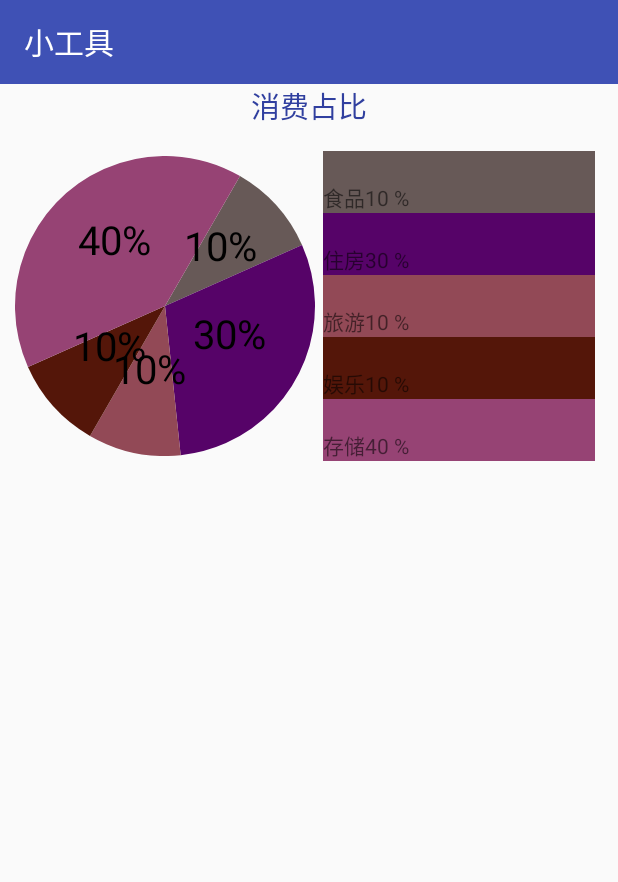
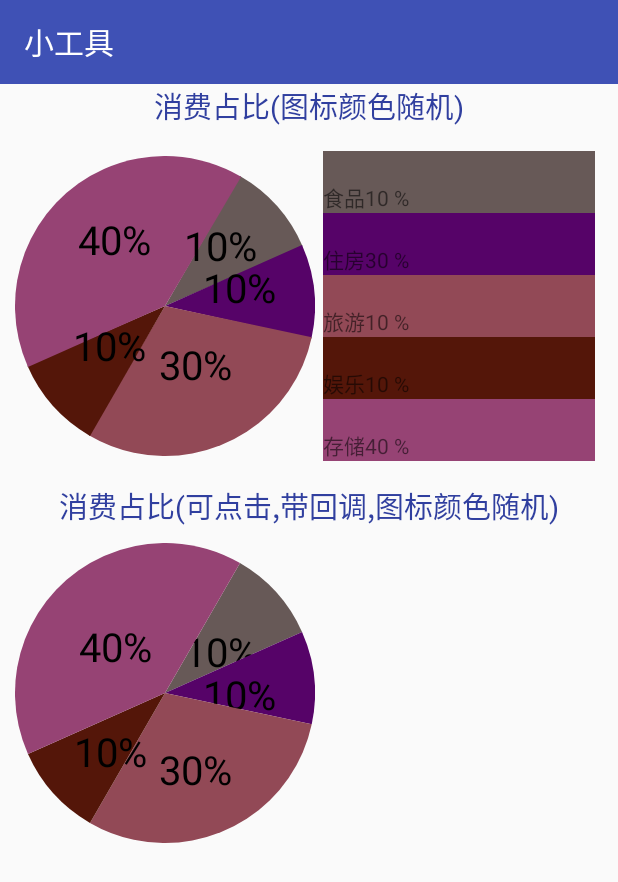
Before and after one commit to bujiee/ZhaoYun, an Android app: the ChartActivity screen opened directly, with no data from a screen before it, on a phone screen of 412 x 824 dp. Shown: the top 882 px of the screen. Run offline under Robolectric (Android 15) with nearby library versions, the phone set to English and light mode, and no system bars; our stand-ins replace ButterKnife.

Commit message:
添加饼状图带回调

```diff
--- a/app/src/main/java/com/bj/zhaoyun/ui/ChartActivity.java
+++ b/app/src/main/java/com/bj/zhaoyun/ui/ChartActivity.java
@@ -4,19 +4,27 @@ package com.bj.zhaoyun.ui;
 import android.graphics.Color;
 import android.widget.LinearLayout;
 import android.widget.TextView;
+import android.widget.Toast;
 
 import com.bj.zhaoyun.BaseActivity;
 import com.bj.zhaoyun.R;
 import com.bj.zhaoyun.util.MathUtil;
+import com.bj.zhaoyun.util.ToastUtil;
 import com.bj.zhaoyun.view.chart.PieChart;
+import com.bj.zhaoyun.view.chart.PieChartTouchView;
 
 import butterknife.BindView;
 
+/**
+ * 展示图标界面
+ */
 public class ChartActivity extends BaseActivity {
     @BindView(R.id.pc_pie_chat)
     PieChart pc_pie_chat;
     @BindView(R.id.ll_container)
     LinearLayout ll_container;
+    @BindView(R.id.pct_chart)
+    PieChartTouchView pct_chart;
     int maxLength = 5;
     double num[] = new double[maxLength];
     int color[] = new int[maxLength];
@@ -46,11 +54,19 @@ public class ChartActivity extends BaseActivity {
         TextView tv5 = setTextView(4, "存储40 %");
         ll_container.addView(tv5);
         num[0] = 0.1;
-        num[1] = 0.3;
-        num[2] = 0.1;
+        num[1] = 0.1;
+        num[2] = 0.3;
         num[3] = 0.1;
         num[4] = 0.4;
         pc_pie_chat.addData(num, color, -60f);
+        pct_chart.setData(num, color, -60);
+
+        pct_chart.setOnPieChartChildClickListener(new PieChartTouchView.OnPieChartChildClickListener() {
+            @Override
+            public void onClick(final int position) {
+                ToastUtil.showToastShort(mContext, "选中了-->" + position, Toast.LENGTH_SHORT);
+            }
+        });
     }
 
     private TextView setTextView(int x, String text) {
--- /dev/null
+++ b/app/src/main/java/com/bj/zhaoyun/util/ToastUtil.java
@@ -0,0 +1,28 @@
+package com.bj.zhaoyun.util;
+
+import android.annotation.SuppressLint;
+import android.content.Context;
+import android.widget.Toast;
+
+/**
+ * Description：Toast 工具类
+ * Created by Buuu on 2017/11/23.
+ */
+
+public class ToastUtil {
+    private static Toast mToast;
+
+    /**
+     * @param mContext     context
+     * @param charSequence charSequence
+     */
+    @SuppressLint("ShowToast")
+    public static void showToastShort(Context mContext, CharSequence charSequence,int timeType) {
+        if (mToast != null) {
+            mToast.setText(charSequence);
+        } else {
+            mToast = Toast.makeText(mContext, charSequence, Toast.LENGTH_SHORT);
+        }
+        mToast.show();
+    }
+}
--- a/app/src/main/java/com/bj/zhaoyun/view/chart/PieChart.java
+++ b/app/src/main/java/com/bj/zhaoyun/view/chart/PieChart.java
@@ -57,7 +57,7 @@ public class PieChart extends View {
             mPaint.setColor(mColor[x]);
             canvas.save();
             canvas.rotate(startAngle, mRectF.centerX(), mRectF.centerY());
-            canvas.drawArc(mRectF, 0, (float) (360 * mNum[x]), true, mPaint);
+            canvas.drawArc(mRectF, 0, (float) ((float) (360 * mNum[x])+0.5), true, mPaint);
             mPaint.setTextAlign(Paint.Align.CENTER);
             mPaint.setColor(Color.BLACK);
             mPaint.setTextSize(80);
--- /dev/null
+++ b/app/src/main/java/com/bj/zhaoyun/view/chart/PieChartTouchView.java
@@ -0,0 +1,171 @@
+package com.bj.zhaoyun.view.chart;
+
+import android.annotation.SuppressLint;
+import android.content.Context;
+import android.graphics.Canvas;
+import android.graphics.Color;
+import android.graphics.Matrix;
+import android.graphics.Paint;
+import android.graphics.Path;
+import android.graphics.Point;
+import android.graphics.Rect;
+import android.graphics.RectF;
+import android.graphics.Region;
+import android.support.annotation.Nullable;
+import android.util.AttributeSet;
+import android.view.MotionEvent;
+import android.view.View;
+
+import java.util.ArrayList;
+import java.util.List;
+
+/**
+ * Description：饼状图展示,有接口回调
+ * Created by Buuu on 2017/11/23.
+ */
+
+public class PieChartTouchView extends View {
+    private double[] mDescription;
+    private int[] mColor;
+    private List<Region> mRegionList = new ArrayList<>();
+    private List<Path> mPathList = new ArrayList<>();
+    private Paint mPaint;
+    private Matrix mMatrix;
+    private List<Point> mPoints = new ArrayList<>();
+
+    public PieChartTouchView(Context context) {
+        this(context, null);
+    }
+
+    public PieChartTouchView(Context context, @Nullable AttributeSet attrs) {
+        this(context, attrs, 0);
+    }
+
+    public PieChartTouchView(Context context, @Nullable AttributeSet attrs, int defStyleAttr) {
+        super(context, attrs, defStyleAttr);
+        initData();
+    }
+
+    private void initData() {
+        mPaint = new Paint();
+        mPaint.setAntiAlias(true);
+        mPaint.setTextAlign(Paint.Align.CENTER);
+        mPaint.setTextSize(40);
+        mMatrix = new Matrix();
+    }
+
+    private int flagIndex = -1;
+
+    @SuppressLint("ClickableViewAccessibility")
+    @Override
+    public boolean onTouchEvent(MotionEvent event) {
+        float[] point = new float[2];
+        point[0] = event.getRawX();
+        point[1] = event.getRawY();
+        mMatrix.mapPoints(point);
+
+        switch (event.getAction()) {
+            case MotionEvent.ACTION_DOWN:
+                for (int x = 0; x < mRegionList.size(); x++) {
+                    if (mRegionList.get(x).contains((int) point[0], (int) point[1])) {
+                        flagIndex = x;
+                    }
+                }
+                if (mOnPieChartChildClickListener != null) {
+                    mOnPieChartChildClickListener.onClick(flagIndex);
+                }
+                invalidate();
+                break;
+            case MotionEvent.ACTION_MOVE:
+                break;
+            case MotionEvent.ACTION_UP:
+                flagIndex = -1;
+                invalidate();
+                break;
+            default:
+                flagIndex = -1;
+                invalidate();
+                break;
+
+        }
+
+        return true;
+    }
+
+    private float startAngle = 0f;
+    private int mWh;
+    private Rect mTmpRect = new Rect();
+
+    //初始化时会被调用一次  onMeasure -> onSizeChanged -> onDraw
+    @Override
+    protected void onSizeChanged(int w, int h, int oldw, int oldh) {
+        super.onSizeChanged(w, h, oldw, oldh);
+        float startAngleChild = startAngle;
+        mMatrix.reset();
+        Region unitRegion = new Region(-w, -h, w, h);
+        mWh = Math.min(w, h);
+        RectF mRectFMax = new RectF(-mWh / 2, -mWh / 2, mWh / 2, mWh / 2);
+        if (mDescription != null) {
+            for (double aMDescription : mDescription) {
+                Region region = new Region();
+                Path path = new Path();
+                path.addArc(mRectFMax, startAngleChild, (float) (360 * aMDescription));
+                path.arcTo(-0, -0, 0, 0, startAngleChild + (float) (360 * aMDescription), -(float) (360 * aMDescription), false);
+                path.close();
+                region.setPath(path, unitRegion);
+                mPathList.add(path);
+                mRegionList.add(region);
+                String tmpString = ((int) ((aMDescription * 100))) / 100 + "%";
+                mPaint.getTextBounds(tmpString, 0, tmpString.length(), mTmpRect);
+                Point point = new Point((int) (mWh / 2 * Math.cos(Math.toRadians(startAngleChild + (float) (360 * aMDescription) / 2))) / 2,
+                        (int) (mWh / 2 * Math.sin(Math.toRadians(startAngleChild + (float) (360 * aMDescription) / 2))) / 2 + mTmpRect.width() / 2);
+
+                mPoints.add(point);
+                startAngleChild += 360 * aMDescription;
+            }
+        }
+    }
+
+    @Override
+    protected void onDraw(Canvas canvas) {
+        super.onDraw(canvas);
+        canvas.translate(mWh / 2, mWh / 2);
+        if (mMatrix.isIdentity()) {
+            canvas.getMatrix().invert(mMatrix);
+        }
+        for (int i = 0; i < mColor.length; i++) {
+            if (flagIndex == i) {
+                mPaint.setColor(Color.parseColor("#2333ff00"));
+            } else {
+                mPaint.setColor(mColor[i]);
+            }
+            canvas.drawPath(mPathList.get(i), mPaint);
+            mPaint.setColor(Color.parseColor("#000000"));
+            String tmpString = ((int) ((mDescription[i] * 10000))) / 100 + "%";
+            canvas.drawText(tmpString, mPoints.get(i).x, mPoints.get(i).y, mPaint);
+        }
+    }
+
+    /**
+     * 设置颜色,以及对应的描述
+     *
+     * @param mDescription 百分比
+     * @param mColor       颜色
+     */
+    public void setData(double[] mDescription, int[] mColor, float startAngle) {
+        this.mDescription = mDescription;
+        this.mColor = mColor;
+        this.startAngle = startAngle;
+        invalidate();
+    }
+
+    public interface OnPieChartChildClickListener {
+        void onClick(int position);
+    }
+
+    public void setOnPieChartChildClickListener(OnPieChartChildClickListener mOnPieChartChildClickListener) {
+        this.mOnPieChartChildClickListener = mOnPieChartChildClickListener;
+    }
+
+    private OnPieChartChildClickListener mOnPieChartChildClickListener;
+}
--- a/app/src/main/res/layout/activity_chart.xml
+++ b/app/src/main/res/layout/activity_chart.xml
@@ -1,8 +1,7 @@
 <?xml version="1.0" encoding="utf-8"?>
 <ScrollView xmlns:android="http://schemas.android.com/apk/res/android"
     android:layout_width="match_parent"
-    android:layout_height="match_parent"
-   >
+    android:layout_height="match_parent">
 
     <LinearLayout
         android:layout_width="match_parent"
@@ -14,7 +13,7 @@
             android:layout_width="match_parent"
             android:layout_height="wrap_content"
             android:gravity="center"
-            android:text="消费占比"
+            android:text="消费占比(图标颜色随机)"
             android:textColor="@color/colorPrimaryDark"
             android:textSize="19sp" />
 
@@ -40,5 +39,26 @@
                 android:visibility="visible" />
         </LinearLayout>
 
+        <TextView
+            android:layout_width="match_parent"
+            android:layout_height="wrap_content"
+            android:gravity="center"
+            android:text="消费占比(可点击,带回调,图标颜色随机)"
+            android:textColor="@color/colorPrimaryDark"
+            android:textSize="19sp" />
+
+        <LinearLayout
+            android:layout_width="match_parent"
+            android:layout_height="wrap_content"
+
+            android:orientation="horizontal"
+            android:padding="10dp">
+
+            <com.bj.zhaoyun.view.chart.PieChartTouchView
+                android:id="@+id/pct_chart"
+                android:layout_width="200dp"
+                android:layout_height="200dp" />
+        </LinearLayout>
+
     </LinearLayout>
 </ScrollView>
```
Also changed, not shown: 1 other file.
